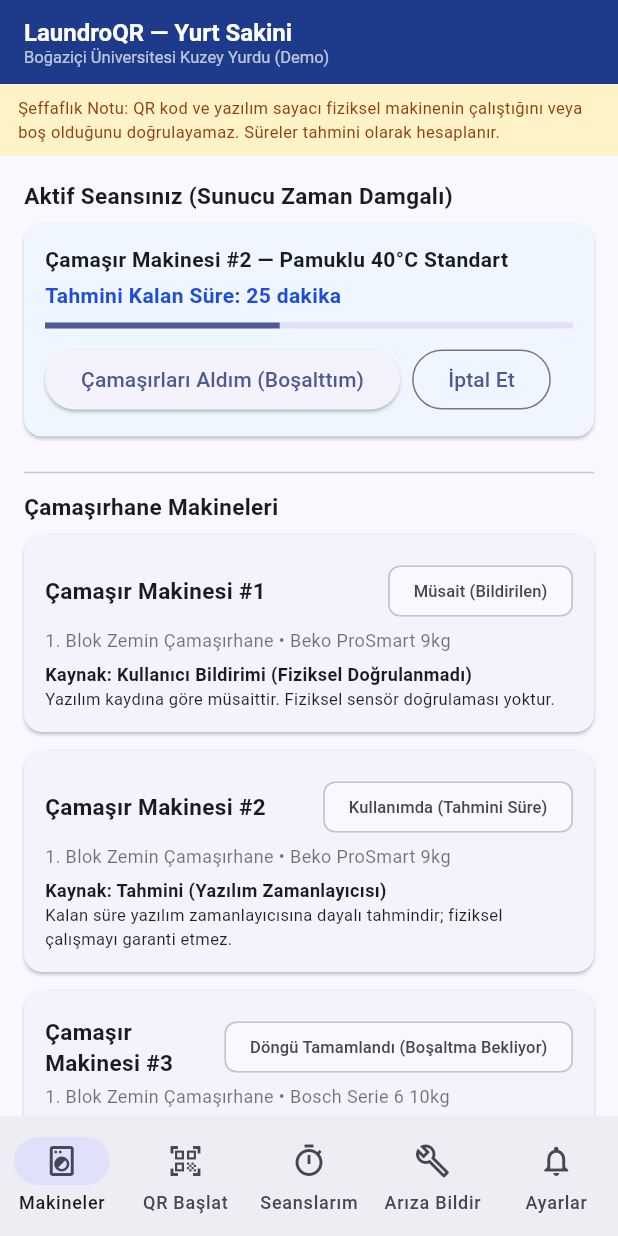
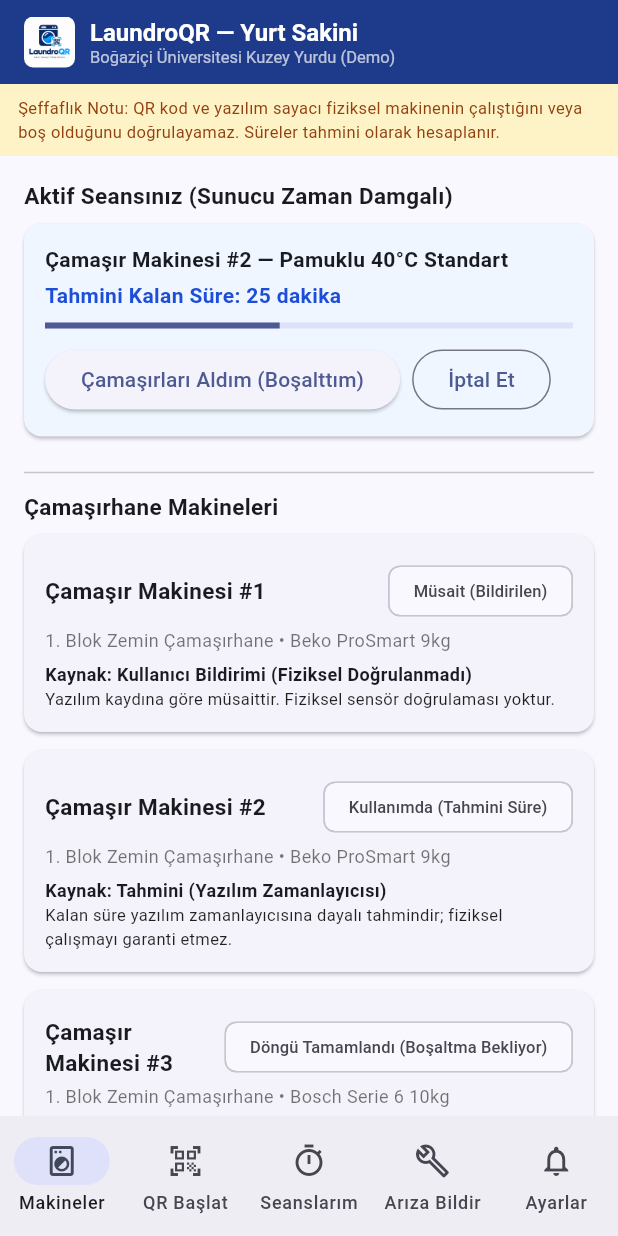
Before and after one commit to mertturkel234/LAUNDROQR, a Flutter app: the screen it shows after launch, on a phone screen of 412 x 824 dp. Run offline on Flutter 3.47's test engine with Material 3 defaults, Android fonts, the phone set to English and light mode, and no system bars.

Commit message:
feat: integrate official LaundroQR brand logo across web, mobile, and docs

```diff
--- a/apps/mobile/lib/main.dart
+++ b/apps/mobile/lib/main.dart
@@ -113,7 +113,22 @@ class _ResidentHomeScreenState extends State<ResidentHomeScreen> {
       appBar: AppBar(
         backgroundColor: const Color(0xFF1E3A8A),
         foregroundColor: Colors.white,
-        title: Column(
+        title: Row(
+          children: [
+            ClipRRect(
+              borderRadius: BorderRadius.circular(6),
+              child: Image.asset(
+                'assets/images/logo.png',
+                width: 34,
+                height: 34,
+                fit: BoxFit.contain,
+                errorBuilder: (context, error, stackTrace) =>
+                    const Icon(Icons.local_laundry_service, size: 28),
+              ),
+            ),
+            const SizedBox(width: 10),
+            Expanded(
+              child: Column(
                 crossAxisAlignment: CrossAxisAlignment.start,
                 children: [
                   const Text(
@@ -123,6 +138,9 @@ class _ResidentHomeScreenState extends State<ResidentHomeScreen> {
                   Text(
                     widget.repository.currentOrganizationName,
                     style: const TextStyle(fontSize: 11, color: Colors.white70),
+                  ),
+                ],
+              ),
             ),
           ],
         ),
--- a/apps/mobile/pubspec.yaml
+++ b/apps/mobile/pubspec.yaml
@@ -17,3 +17,5 @@ dev_dependencies:
 
 flutter:
   uses-material-design: true
+  assets:
+    - assets/images/
```
Also changed, not shown: apps/admin/public/logo.png (added), apps/mobile/assets/images/logo.png (added), apps/mobile/pubspec.lock (added), docs/logo.png (added), 5 other files. Lines whose indentation alone changed are shown as unchanged.
